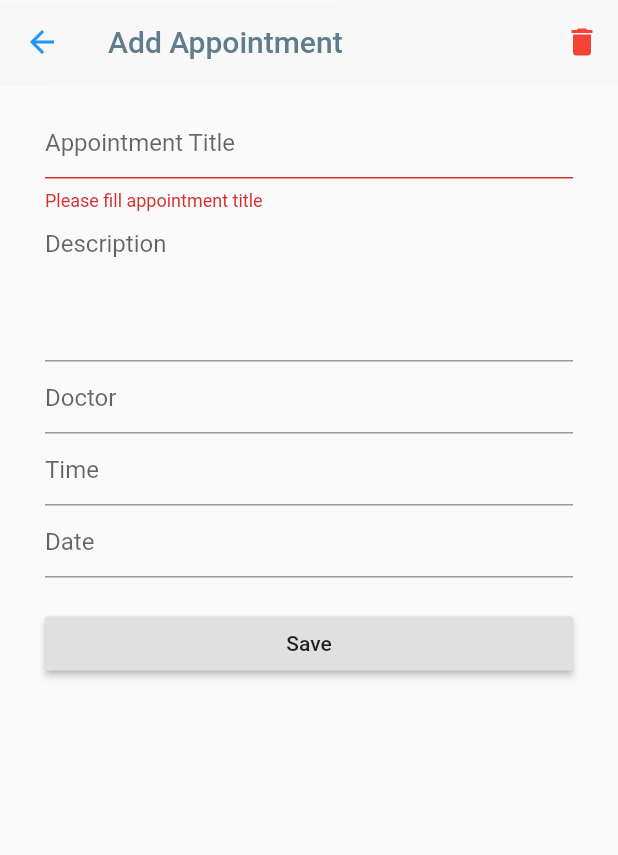
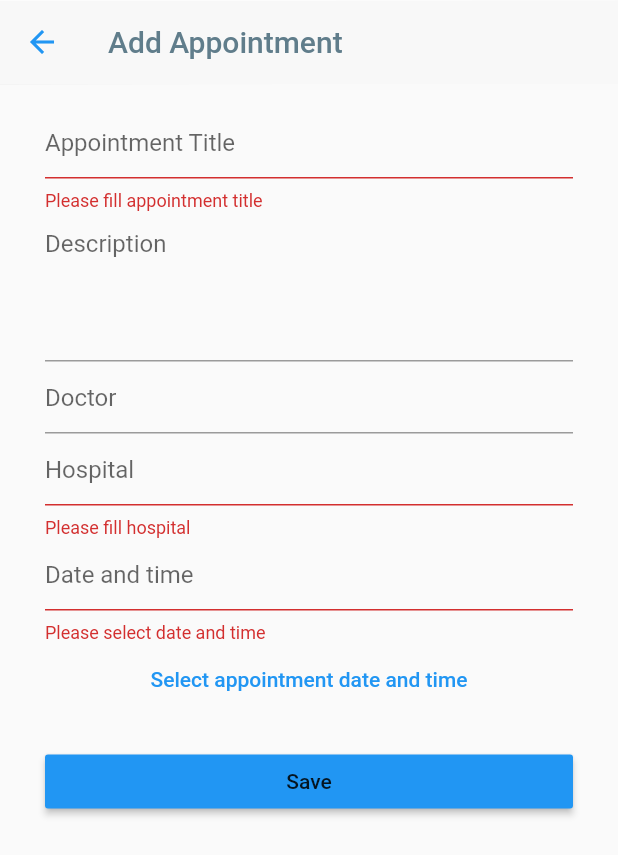
Before and after one commit to itforge-eros/MedicCare, a Flutter app: the AddAppointmentPage screen opened directly with empty values, after a tap on "Save", on a phone screen of 412 x 824 dp. Shown: the top 855 px of the screen. Run offline on Flutter 3.47's test engine with Material 2 defaults, Android fonts, the phone set to English and light mode, and no system bars; our stand-ins replace cloud_firestore, firebase_auth, flutter_datetime_picker, image_picker, intro_slider; accounts and stored records are empty.

Commit message:
:sparkles: Added appointment DateTimePicker

```diff
--- a/lib/gui/add_appointment_page.dart
+++ b/lib/gui/add_appointment_page.dart
@@ -6,6 +6,7 @@
 import 'package:flutter/material.dart';
 import 'package:mediccare/core/appointment.dart';
 import 'package:mediccare/util/alert.dart';
+import 'package:flutter_datetime_picker/flutter_datetime_picker.dart';
 
 class AddAppointmentPage extends StatefulWidget {
   Function _refreshState;
@@ -28,6 +29,42 @@ class AddAppointmentPage extends StatefulWidget {
 
 class _AddAppointmentPageState extends State<AddAppointmentPage> {
   final GlobalKey<FormState> _formKey = GlobalKey<FormState>();
+  static final TextEditingController _controllerTitle = TextEditingController();
+  static final TextEditingController _controllerDescription = TextEditingController();
+  static final TextEditingController _controllerHospital = TextEditingController();
+  static final TextEditingController _controllerDateTime = TextEditingController();
+
+  void clearFields() {
+    _controllerTitle.text = '';
+    _controllerDescription.text = '';
+    _controllerHospital.text = '';
+    _controllerDateTime.text = '';
+  }
+
+  void loadFields() {
+    if (widget._appointment != null) {
+      _controllerTitle.text = widget._appointment.title;
+      _controllerDescription.text = widget._appointment.description;
+      _controllerHospital.text = widget._appointment.hospital;
+      _controllerDateTime.text = widget._appointment.dateTime.toString().replaceAll('.000', '');
+    }
+  }
+
+  DateTime loadTime() {
+    try {
+      return DateTime.parse(_controllerDateTime.text);
+    } catch (e) {
+      _controllerDateTime.text = '';
+      return DateTime.now();
+    }
+  }
+
+  @override
+  void initState() {
+    super.initState();
+    this.clearFields();
+    this.loadFields();
+  }
 
   @override
   Widget build(BuildContext context) {
@@ -40,7 +77,7 @@ class _AddAppointmentPageState extends State<AddAppointmentPage> {
         ),
         backgroundColor: Colors.white.withOpacity(0.9),
         elevation: 0.1,
-        actions: (widget._appointment != null)
+        actions: (widget._appointment == null)
             ? <Widget>[]
             : <Widget>[
                 IconButton(
@@ -50,7 +87,8 @@ class _AddAppointmentPageState extends State<AddAppointmentPage> {
                     Alert.displayConfirmDelete(
                       context,
                       title: 'Delete Appointment?',
-                      content: 'Deleting this appointment will permanently remove it from your appointment list.',
+                      content:
+                          'Deleting this appointment will permanently remove it from your appointment list.',
                       onPressedConfirm: () {
                         // TODO: Implements appointment deletion
                         Navigator.of(context).pop();
@@ -69,6 +107,7 @@ class _AddAppointmentPageState extends State<AddAppointmentPage> {
             padding: EdgeInsets.only(left: 30.0, top: 15.0, right: 30.0, bottom: 15.0),
             children: <Widget>[
               TextFormField(
+                controller: _controllerTitle,
                 decoration: InputDecoration(hintText: 'Appointment Title'),
                 validator: (String text) {
                   if (text.isEmpty) {
@@ -77,6 +116,7 @@ class _AddAppointmentPageState extends State<AddAppointmentPage> {
                 },
               ),
               TextFormField(
+                controller: _controllerDescription,
                 maxLines: 4,
                 decoration: InputDecoration(hintText: 'Description'),
               ),
@@ -84,16 +124,63 @@ class _AddAppointmentPageState extends State<AddAppointmentPage> {
                 decoration: InputDecoration(hintText: 'Doctor'),
               ),
               TextFormField(
-                decoration: InputDecoration(hintText: 'Time'),
+                controller: _controllerHospital,
+                decoration: InputDecoration(hintText: 'Hospital'),
+                validator: (String text) {
+                  if (text.isEmpty) {
+                    return 'Please fill hospital';
+                  }
+                },
               ),
               TextFormField(
-                decoration: InputDecoration(hintText: 'Date'),
+                controller: _controllerDateTime,
+                enabled: true,
+                decoration: InputDecoration(hintText: 'Date and time'),
+                validator: (String text) {
+                  if (text.isEmpty) {
+                    return 'Please select date and time';
+                  }
+
+                  try {
+                    if (DateTime.parse(text).compareTo(DateTime.now()) < 0) {
+                      return 'Appointment date and time must be in the future';
+                    }
+                  } catch (e) {
+                    return 'Invalid date and time format';
+                  }
+                },
+              ),
+              FlatButton(
+                onPressed: () {
+                  DatePicker.showDateTimePicker(
+                    context,
+                    theme: DatePickerTheme(
+                      itemStyle: TextStyle(
+                        color: Theme.of(context).primaryColor,
+                        fontSize: 18.0,
+                      ),
+                    ),
+                    showTitleActions: true,
+                    onChanged: (DateTime value) {},
+                    onConfirm: (DateTime value) {
+                      _controllerDateTime.text = value.toString().replaceAll('.000', '');
+                    },
+                    currentTime: loadTime(),
+                    locale: LocaleType.en,
+                  );
+                },
+                child: Text(
+                  'Select appointment date and time',
+                  style: TextStyle(color: Colors.blue),
+                ),
               ),
               SizedBox(height: 20.0),
               RaisedButton(
+                color: Theme.of(context).primaryColor,
                 child: Text('Save'),
                 onPressed: () {
                   if (this._formKey.currentState.validate()) {
+                    // TODO: Implements add appointment
                     widget._refreshState();
                     Navigator.pop(context);
                   }
--- a/pubspec.yaml
+++ b/pubspec.yaml
@@ -24,6 +24,7 @@ dependencies:
   cloud_firestore: ^0.7.4
   image_picker: ^0.4.12+1
   intro_slider: ^2.0.1
+  flutter_datetime_picker: ^1.2.1
 
 dev_dependencies:
   flutter_test:
```
